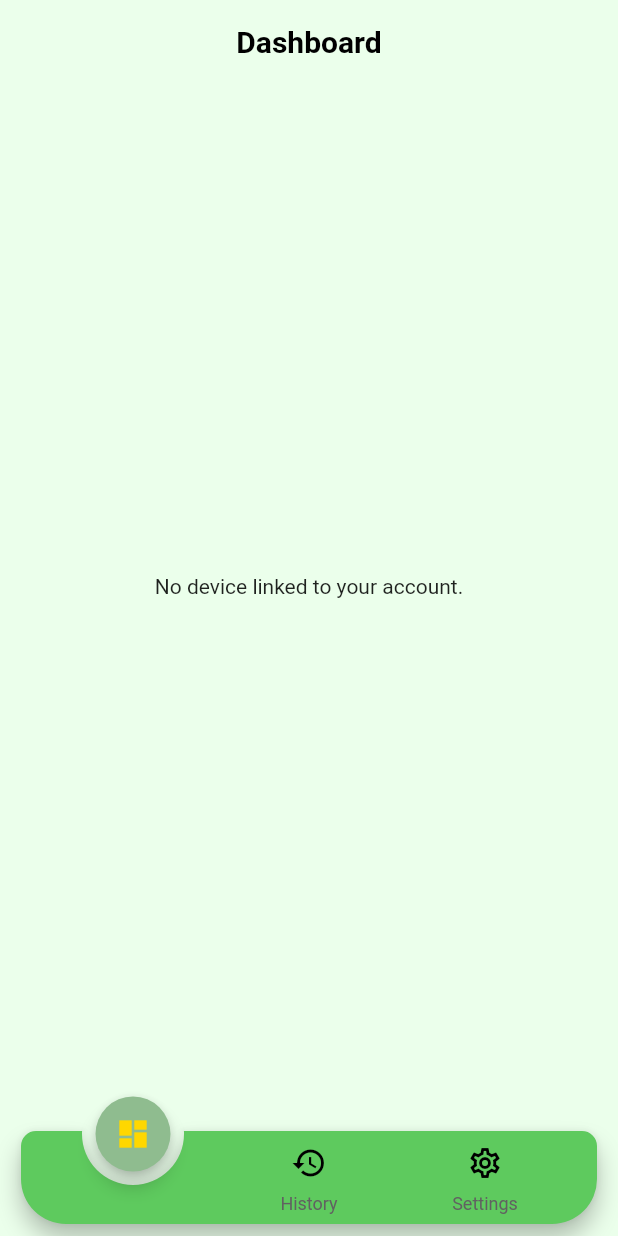
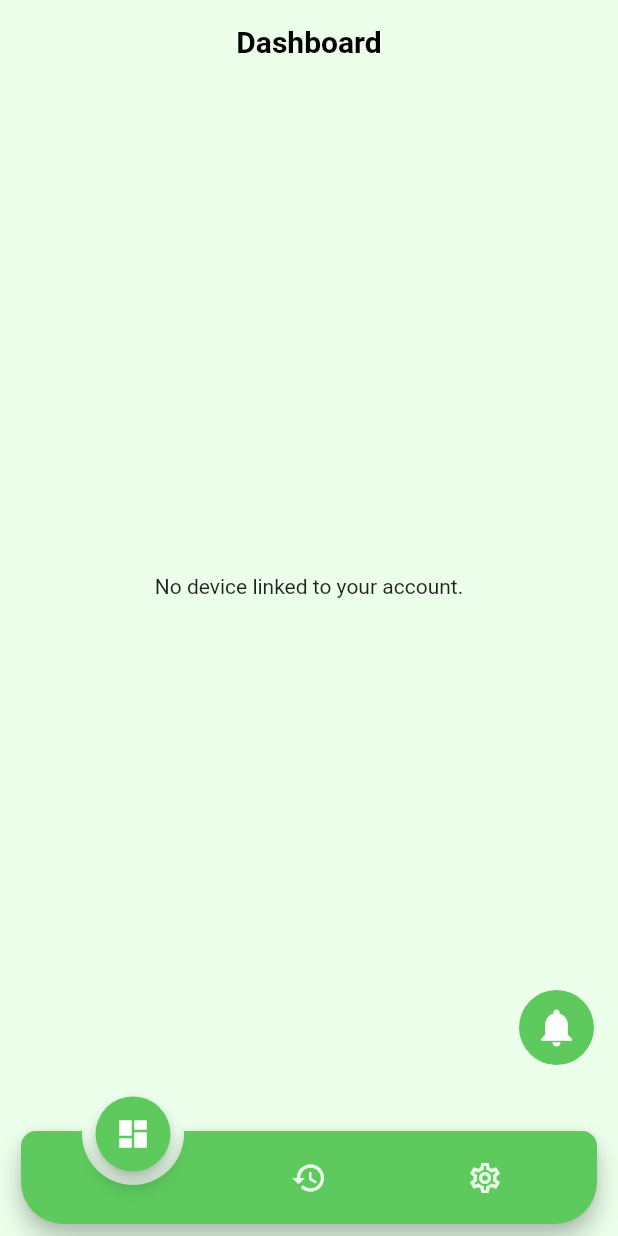
Before and after one commit to mfazrinizar/SmartFeed-IoT-Mobile, a Flutter app: the MainView screen opened directly, on a phone screen of 412 x 824 dp. Run offline on Flutter 3.47's test engine with Material 3 defaults, Android fonts, the light colour scheme and no system bars; drawn by our look-alikes of animated_notch_bottom_bar; our stand-ins replace cloud_firestore, firebase_auth, firebase_core, firebase_messaging, flutter_local_notifications, flutter_secure_storage and 2 more; missing offline and left inert: flutter_secure_dotenv; accounts and stored records are empty; statements that could not run were skipped.

Commit message:
Refactor: main view to match other views

```diff
--- a/lib/view/main_view.dart
+++ b/lib/view/main_view.dart
@@ -1,6 +1,7 @@
 import 'package:flutter/material.dart';
 import 'package:animated_notch_bottom_bar/animated_notch_bottom_bar/animated_notch_bottom_bar.dart';
 import 'package:smartfeed/const/color.dart';
+import 'package:smartfeed/view/notification_view.dart';
 import 'dashboard_view.dart';
 import 'history_view.dart';
 import 'settings_view.dart';
@@ -13,13 +14,22 @@ class MainView extends StatefulWidget {
 }
 
 class _MainViewState extends State<MainView> {
-  final NotchBottomBarController _controller = NotchBottomBarController();
-  final PageController _pageController = PageController();
+  late final NotchBottomBarController _controller;
+  late final PageController _pageController;
   final List<Widget> _pages = [
     DashboardView(),
     HistoryView(),
     SettingsView(),
   ];
+
+  int maxIndex = 2;
+
+  @override
+  void initState() {
+    super.initState();
+    _pageController = PageController(initialPage: 0);
+    _controller = NotchBottomBarController(index: 0);
+  }
 
   @override
   Widget build(BuildContext context) {
@@ -29,34 +39,59 @@ class _MainViewState extends State<MainView> {
         physics: const NeverScrollableScrollPhysics(),
         children: _pages,
       ),
+      extendBody: false,
       bottomNavigationBar: AnimatedNotchBottomBar(
-        kIconSize: 30,
-        kBottomRadius: 30,
+        durationInMilliSeconds: 300,
+        kIconSize: 24.0,
+        kBottomRadius: 28.0,
         notchBottomBarController: _controller,
         color: AppColors.primary,
-        showLabel: true,
-        notchColor: AppColors.scaffoldBackground,
+        showLabel: false,
+        notchColor: AppColors.primary,
         removeMargins: false,
         bottomBarItems: const [
           BottomBarItem(
-            inActiveItem: Icon(Icons.dashboard_outlined, color: Colors.black),
-            activeItem: Icon(Icons.dashboard, color: Color(0xFFFFD700)),
+            inActiveItem: Icon(Icons.dashboard_outlined,
+                color: AppColors.commonBackground),
+            activeItem: Icon(Icons.dashboard, color: Colors.white),
             itemLabel: 'Dashboard',
           ),
           BottomBarItem(
-            inActiveItem: Icon(Icons.history, color: Colors.black),
-            activeItem: Icon(Icons.history, color: Color(0xFFFFD700)),
+            inActiveItem:
+                Icon(Icons.history, color: AppColors.commonBackground),
+            activeItem: Icon(Icons.history, color: Colors.white),
             itemLabel: 'History',
           ),
           BottomBarItem(
-            inActiveItem: Icon(Icons.settings_outlined, color: Colors.black),
-            activeItem: Icon(Icons.settings, color: Color(0xFFFFD700)),
+            inActiveItem: Icon(Icons.settings_outlined,
+                color: AppColors.commonBackground),
+            activeItem: Icon(Icons.settings, color: Colors.white),
             itemLabel: 'Settings',
           ),
         ],
         onTap: (index) {
-          _controller.jumpTo(index);
+          _pageController.jumpToPage(index);
         },
+      ),
+      floatingActionButton: ClipOval(
+        child: Material(
+          color: AppColors.primary,
+          child: InkWell(
+            splashColor: Colors.grey,
+            child: const SizedBox(
+              width: 50,
+              height: 50,
+              child: Icon(Icons.notifications, color: Colors.white, size: 30),
+            ),
+            onTap: () async {
+              Navigator.push(
+                context,
+                MaterialPageRoute(
+                    builder: (context) => const NotificationView()),
+              );
+            },
+          ),
+        ),
       ),
     );
   }
```
